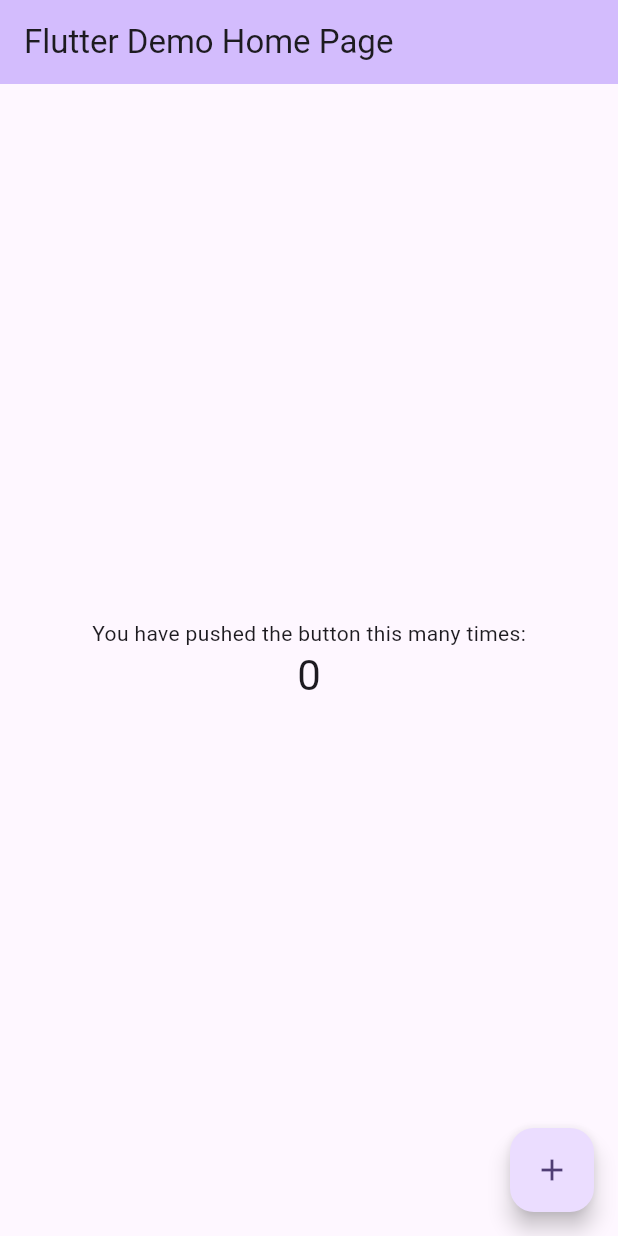
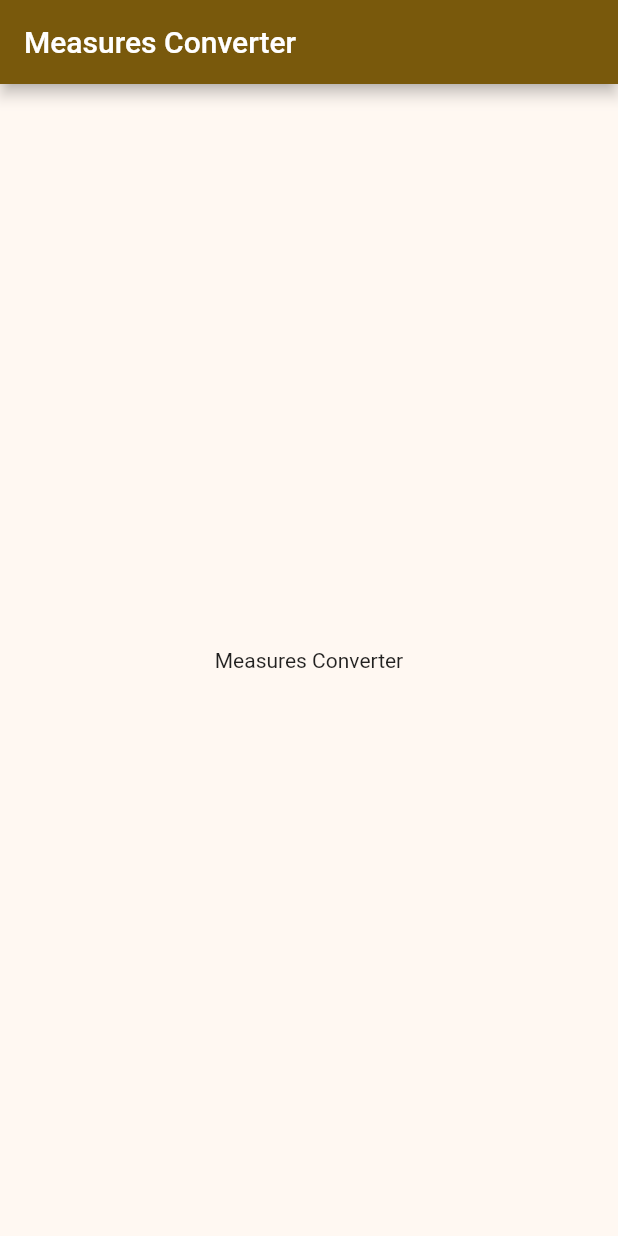
Before and after one commit to k-nacion/unit_converter, a Flutter app: the screen it shows after launch, on a phone screen of 412 x 824 dp. Run offline on Flutter 3.47's test engine with Material 2 defaults, Android fonts, the phone set to English and light mode, and no system bars.

Commit message:
add a simple home page

```diff
--- /dev/null
+++ b/lib/homepage.dart
@@ -0,0 +1,17 @@
+import 'package:flutter/material.dart';
+
+class HomePage extends StatelessWidget {
+  const HomePage({super.key});
+
+  @override
+  Widget build(BuildContext context) {
+    return Scaffold(
+      appBar: AppBar(
+        title: const Text('Measures Converter'),
+      ),
+      body: const Center(
+        child: Text('Measures Converter'),
+      ),
+    );
+  }
+}
--- a/lib/main.dart
+++ b/lib/main.dart
@@ -1,125 +1,18 @@
 import 'package:flutter/material.dart';
+import 'package:unit_converter/homepage.dart';
 
-void main() {
-  runApp(const MyApp());
-}
+void main() => runApp(const MyApp());
 
 class MyApp extends StatelessWidget {
   const MyApp({super.key});
 
-  // This widget is the root of your application.
   @override
   Widget build(BuildContext context) {
     return MaterialApp(
-      title: 'Flutter Demo',
-      theme: ThemeData(
-        // This is the theme of your application.
-        //
-        // TRY THIS: Try running your application with "flutter run". You'll see
-        // the application has a blue toolbar. Then, without quitting the app,
-        // try changing the seedColor in the colorScheme below to Colors.green
-        // and then invoke "hot reload" (save your changes or press the "hot
-        // reload" button in a Flutter-supported IDE, or press "r" if you used
-        // the command line to start the app).
-        //
-        // Notice that the counter didn't reset back to zero; the application
-        // state is not lost during the reload. To reset the state, use hot
-        // restart instead.
-        //
-        // This works for code too, not just values: Most code changes can be
-        // tested with just a hot reload.
-        colorScheme: ColorScheme.fromSeed(seedColor: Colors.deepPurple),
-        useMaterial3: true,
-      ),
-      home: const MyHomePage(title: 'Flutter Demo Home Page'),
+      title: 'Unit Converter',
+      debugShowCheckedModeBanner: false,
+      theme: ThemeData.from(colorScheme: ColorScheme.fromSeed(seedColor: const Color(0xFFecc986))),
+      home: const HomePage(),
     );
   }
 }
-
-class MyHomePage extends StatefulWidget {
-  const MyHomePage({super.key, required this.title});
-
-  // This widget is the home page of your application. It is stateful, meaning
-  // that it has a State object (defined below) that contains fields that affect
-  // how it looks.
-
-  // This class is the configuration for the state. It holds the values (in this
-  // case the title) provided by the parent (in this case the App widget) and
-  // used by the build method of the State. Fields in a Widget subclass are
-  // always marked "final".
-
-  final String title;
-
-  @override
-  State<MyHomePage> createState() => _MyHomePageState();
-}
-
-class _MyHomePageState extends State<MyHomePage> {
-  int _counter = 0;
-
-  void _incrementCounter() {
-    setState(() {
-      // This call to setState tells the Flutter framework that something has
-      // changed in this State, which causes it to rerun the build method below
-      // so that the display can reflect the updated values. If we changed
-      // _counter without calling setState(), then the build method would not be
-      // called again, and so nothing would appear to happen.
-      _counter++;
-    });
-  }
-
-  @override
-  Widget build(BuildContext context) {
-    // This method is rerun every time setState is called, for instance as done
-    // by the _incrementCounter method above.
-    //
-    // The Flutter framework has been optimized to make rerunning build methods
-    // fast, so that you can just rebuild anything that needs updating rather
-    // than having to individually change instances of widgets.
-    return Scaffold(
-      appBar: AppBar(
-        // TRY THIS: Try changing the color here to a specific color (to
-        // Colors.amber, perhaps?) and trigger a hot reload to see the AppBar
-        // change color while the other colors stay the same.
-        backgroundColor: Theme.of(context).colorScheme.inversePrimary,
-        // Here we take the value from the MyHomePage object that was created by
-        // the App.build method, and use it to set our appbar title.
-        title: Text(widget.title),
-      ),
-      body: Center(
-        // Center is a layout widget. It takes a single child and positions it
-        // in the middle of the parent.
-        child: Column(
-          // Column is also a layout widget. It takes a list of children and
-          // arranges them vertically. By default, it sizes itself to fit its
-          // children horizontally, and tries to be as tall as its parent.
-          //
-          // Column has various properties to control how it sizes itself and
-          // how it positions its children. Here we use mainAxisAlignment to
-          // center the children vertically; the main axis here is the vertical
-          // axis because Columns are vertical (the cross axis would be
-          // horizontal).
-          //
-          // TRY THIS: Invoke "debug painting" (choose the "Toggle Debug Paint"
-          // action in the IDE, or press "p" in the console), to see the
-          // wireframe for each widget.
-          mainAxisAlignment: MainAxisAlignment.center,
-          children: <Widget>[
-            const Text(
-              'You have pushed the button this many times:',
-            ),
-            Text(
-              '$_counter',
-              style: Theme.of(context).textTheme.headlineMedium,
-            ),
-          ],
-        ),
-      ),
-      floatingActionButton: FloatingActionButton(
-        onPressed: _incrementCounter,
-        tooltip: 'Increment',
-        child: const Icon(Icons.add),
-      ), // This trailing comma makes auto-formatting nicer for build methods.
-    );
-  }
-}
```
